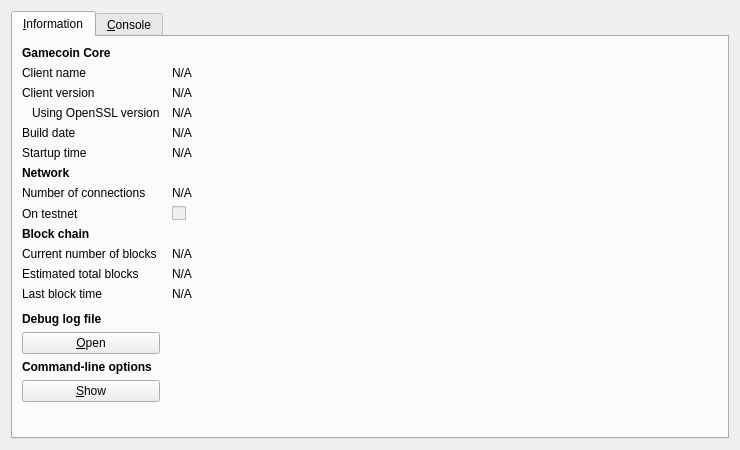
This is src/qt/forms/rpcconsole.ui in GhostLion/GameCoin as Qt 5 draws it before an edit. The edited form follows.
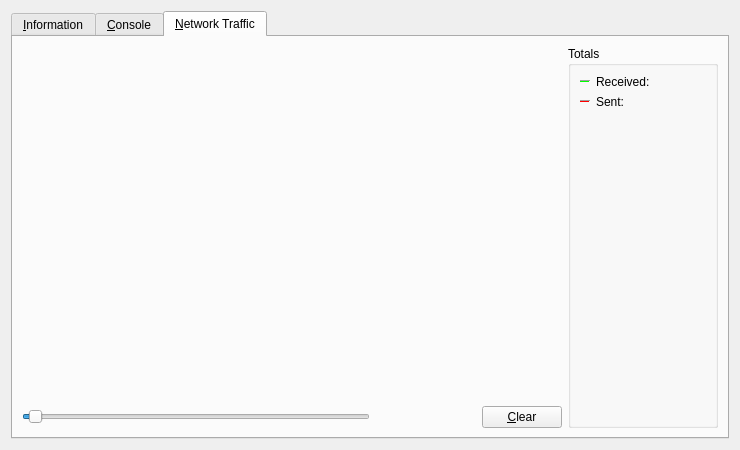
This is the edited form. The open tabs and pages were chosen to show the change. Icons and pictures are not drawn. Custom widgets are drawn as their Qt base class.

The edit to the form file:
```diff
--- a/src/qt/forms/rpcconsole.ui
+++ b/src/qt/forms/rpcconsole.ui
@@ -1,7 +1,7 @@
 <?xml version="1.0" encoding="UTF-8"?>
 <ui version="4.0">
  <class>RPCConsole</class>
- <widget class="QDialog" name="RPCConsole">
+ <widget class="QWidget" name="RPCConsole">
   <property name="geometry">
    <rect>
     <x>0</x>
@@ -36,7 +36,7 @@
           </font>
          </property>
          <property name="text">
-          <string>Gamecoin Core</string>
+          <string>GameCoin Core</string>
          </property>
         </widget>
        </item>
@@ -113,13 +113,39 @@
         </widget>
        </item>
        <item row="4" column="0">
+         <widget class="QLabel" name="label_berkeleyDBVersion">
+           <property name="text">
+             <string>Using BerkeleyDB version</string>
+           </property>
+           <property name="indent">
+             <number>10</number>
+           </property>
+         </widget>
+       </item>
+       <item row="4" column="1">
+         <widget class="QLabel" name="berkeleyDBVersion">
+           <property name="cursor">
+             <cursorShape>IBeamCursor</cursorShape>
+           </property>
+           <property name="text">
+             <string>N/A</string>
+           </property>
+           <property name="textFormat">
+             <enum>Qt::PlainText</enum>
+           </property>
+           <property name="textInteractionFlags">
+             <set>Qt::LinksAccessibleByMouse|Qt::TextSelectableByKeyboard|Qt::TextSelectableByMouse</set>
+           </property>
+         </widget>
+       </item>
+       <item row="5" column="0">
         <widget class="QLabel" name="label_12">
          <property name="text">
           <string>Build date</string>
          </property>
         </widget>
        </item>
-       <item row="4" column="1">
+       <item row="5" column="1">
         <widget class="QLabel" name="buildDate">
          <property name="cursor">
           <cursorShape>IBeamCursor</cursorShape>
@@ -135,14 +161,14 @@
          </property>
         </widget>
        </item>
-       <item row="5" column="0">
+       <item row="6" column="0">
         <widget class="QLabel" name="label_13">
          <property name="text">
           <string>Startup time</string>
          </property>
         </widget>
        </item>
-       <item row="5" column="1">
+       <item row="6" column="1">
         <widget class="QLabel" name="startupTime">
          <property name="cursor">
           <cursorShape>IBeamCursor</cursorShape>
@@ -158,7 +184,7 @@
          </property>
         </widget>
        </item>
-       <item row="6" column="0">
+       <item row="7" column="0">
         <widget class="QLabel" name="label_11">
          <property name="font">
           <font>
@@ -171,14 +197,14 @@
          </property>
         </widget>
        </item>
-       <item row="7" column="0">
+       <item row="8" column="0">
         <widget class="QLabel" name="label_7">
          <property name="text">
           <string>Number of connections</string>
          </property>
         </widget>
        </item>
-       <item row="7" column="1">
+       <item row="8" column="1">
         <widget class="QLabel" name="numberOfConnections">
          <property name="cursor">
           <cursorShape>IBeamCursor</cursorShape>
@@ -194,14 +220,14 @@
          </property>
         </widget>
        </item>
-       <item row="8" column="0">
+       <item row="9" column="0">
         <widget class="QLabel" name="label_8">
          <property name="text">
           <string>On testnet</string>
          </property>
         </widget>
        </item>
-       <item row="8" column="1">
+       <item row="9" column="1">
         <widget class="QCheckBox" name="isTestNet">
          <property name="enabled">
           <bool>false</bool>
@@ -211,7 +237,7 @@
          </property>
         </widget>
        </item>
-       <item row="9" column="0">
+       <item row="10" column="0">
         <widget class="QLabel" name="label_10">
          <property name="font">
           <font>
@@ -224,14 +250,14 @@
          </property>
         </widget>
        </item>
-       <item row="10" column="0">
+       <item row="11" column="0">
         <widget class="QLabel" name="label_3">
          <property name="text">
           <string>Current number of blocks</string>
          </property>
         </widget>
        </item>
-       <item row="10" column="1">
+       <item row="11" column="1">
         <widget class="QLabel" name="numberOfBlocks">
          <property name="cursor">
           <cursorShape>IBeamCursor</cursorShape>
@@ -247,14 +273,14 @@
          </property>
         </widget>
        </item>
-       <item row="11" column="0">
+       <item row="12" column="0">
         <widget class="QLabel" name="label_4">
          <property name="text">
           <string>Estimated total blocks</string>
          </property>
         </widget>
        </item>
-       <item row="11" column="1">
+       <item row="12" column="1">
         <widget class="QLabel" name="totalBlocks">
          <property name="cursor">
           <cursorShape>IBeamCursor</cursorShape>
@@ -270,14 +296,14 @@
          </property>
         </widget>
        </item>
-       <item row="12" column="0">
+       <item row="13" column="0">
         <widget class="QLabel" name="label_2">
          <property name="text">
           <string>Last block time</string>
          </property>
         </widget>
        </item>
-       <item row="12" column="1">
+       <item row="13" column="1">
         <widget class="QLabel" name="lastBlockTime">
          <property name="cursor">
           <cursorShape>IBeamCursor</cursorShape>
@@ -293,7 +319,7 @@
          </property>
         </widget>
        </item>
-       <item row="13" column="0">
+       <item row="14" column="0">
         <spacer name="verticalSpacer_2">
          <property name="orientation">
           <enum>Qt::Vertical</enum>
@@ -306,7 +332,7 @@
          </property>
         </spacer>
        </item>
-       <item row="14" column="0">
+       <item row="15" column="0">
         <widget class="QLabel" name="labelDebugLogfile">
          <property name="font">
           <font>
@@ -319,7 +345,7 @@
          </property>
         </widget>
        </item>
-       <item row="15" column="0">
+       <item row="16" column="0">
         <widget class="QPushButton" name="openDebugLogfileButton">
          <property name="toolTip">
           <string>Open the Gamecoin debug log file from the current data directory. This can take a few seconds for large log files.</string>
@@ -332,7 +358,7 @@
          </property>
         </widget>
        </item>
-       <item row="16" column="0">
+       <item row="17" column="0">
         <widget class="QLabel" name="labelCLOptions">
          <property name="font">
           <font>
@@ -345,7 +371,7 @@
          </property>
         </widget>
        </item>
-       <item row="17" column="0">
+       <item row="18" column="0">
         <widget class="QPushButton" name="showCLOptionsButton">
          <property name="toolTip">
           <string>Show the Gamecoin-Qt help message to get a list with possible Gamecoin command-line options.</string>
@@ -358,7 +384,7 @@
          </property>
         </widget>
        </item>
-       <item row="18" column="0">
+       <item row="19" column="0">
         <spacer name="verticalSpacer">
          <property name="orientation">
           <enum>Qt::Vertical</enum>
@@ -445,10 +471,274 @@
        </item>
       </layout>
      </widget>
+     <widget class="QWidget" name="tab_nettraffic">
+      <attribute name="title">
+       <string>&amp;Network Traffic</string>
+      </attribute>
+      <layout class="QHBoxLayout" name="horizontalLayout_3">
+       <item>
+        <layout class="QVBoxLayout" name="verticalLayout_4">
+         <item>
+          <widget class="TrafficGraphWidget" name="trafficGraph" native="true">
+           <property name="sizePolicy">
+            <sizepolicy hsizetype="Expanding" vsizetype="Expanding">
+             <horstretch>0</horstretch>
+             <verstretch>0</verstretch>
+            </sizepolicy>
+           </property>
+          </widget>
+         </item>
+         <item>
+          <layout class="QHBoxLayout" name="horizontalLayout_2">
+           <item>
+            <widget class="QSlider" name="sldGraphRange">
+             <property name="minimum">
+              <number>1</number>
+             </property>
+             <property name="maximum">
+              <number>288</number>
+             </property>
+             <property name="pageStep">
+              <number>12</number>
+             </property>
+             <property name="value">
+              <number>6</number>
+             </property>
+             <property name="orientation">
+              <enum>Qt::Horizontal</enum>
+             </property>
+            </widget>
+           </item>
+           <item>
+            <widget class="QLabel" name="lblGraphRange">
+             <property name="minimumSize">
+              <size>
+               <width>100</width>
+               <height>0</height>
+              </size>
+             </property>
+             <property name="alignment">
+              <set>Qt::AlignCenter</set>
+             </property>
+            </widget>
+           </item>
+           <item>
+            <widget class="QPushButton" name="btnClearTrafficGraph">
+             <property name="text">
+              <string>&amp;Clear</string>
+             </property>
+             <property name="autoDefault">
+              <bool>false</bool>
+             </property>
+            </widget>
+           </item>
+          </layout>
+         </item>
+        </layout>
+       </item>
+       <item>
+        <layout class="QVBoxLayout" name="verticalLayout">
+         <item>
+          <widget class="QGroupBox" name="groupBox">
+           <property name="title">
+            <string>Totals</string>
+           </property>
+           <layout class="QVBoxLayout" name="verticalLayout_5">
+            <item>
+             <layout class="QHBoxLayout" name="horizontalLayout_4">
+              <item>
+               <widget class="Line" name="line">
+                <property name="sizePolicy">
+                 <sizepolicy hsizetype="Fixed" vsizetype="Fixed">
+                  <horstretch>0</horstretch>
+                  <verstretch>0</verstretch>
+                 </sizepolicy>
+                </property>
+                <property name="minimumSize">
+                 <size>
+                  <width>10</width>
+                  <height>0</height>
+                 </size>
+                </property>
+                <property name="palette">
+                 <palette>
+                  <active>
+                   <colorrole role="Light">
+                    <brush brushstyle="SolidPattern">
+                     <color alpha="255">
+                      <red>0</red>
+                      <green>255</green>
+                      <blue>0</blue>
+                     </color>
+                    </brush>
+                   </colorrole>
+                  </active>
+                  <inactive>
+                   <colorrole role="Light">
+                    <brush brushstyle="SolidPattern">
+                     <color alpha="255">
+                      <red>0</red>
+                      <green>255</green>
+                      <blue>0</blue>
+                     </color>
+                    </brush>
+                   </colorrole>
+                  </inactive>
+                  <disabled>
+                   <colorrole role="Light">
+                    <brush brushstyle="SolidPattern">
+                     <color alpha="255">
+                      <red>0</red>
+                      <green>255</green>
+                      <blue>0</blue>
+                     </color>
+                    </brush>
+                   </colorrole>
+                  </disabled>
+                 </palette>
+                </property>
+                <property name="orientation">
+                 <enum>Qt::Horizontal</enum>
+                </property>
+               </widget>
+              </item>
+              <item>
+               <widget class="QLabel" name="label_16">
+                <property name="text">
+                 <string>Received:</string>
+                </property>
+               </widget>
+              </item>
+              <item>
+               <widget class="QLabel" name="lblBytesIn">
+                <property name="minimumSize">
+                 <size>
+                  <width>50</width>
+                  <height>0</height>
+                 </size>
+                </property>
+                <property name="alignment">
+                 <set>Qt::AlignRight|Qt::AlignTrailing|Qt::AlignVCenter</set>
+                </property>
+               </widget>
+              </item>
+             </layout>
+            </item>
+            <item>
+             <layout class="QHBoxLayout" name="horizontalLayout_5">
+              <item>
+               <widget class="Line" name="line_2">
+                <property name="sizePolicy">
+                 <sizepolicy hsizetype="Fixed" vsizetype="Fixed">
+                  <horstretch>0</horstretch>
+                  <verstretch>0</verstretch>
+                 </sizepolicy>
+                </property>
+                <property name="minimumSize">
+                 <size>
+                  <width>10</width>
+                  <height>0</height>
+                 </size>
+                </property>
+                <property name="palette">
+                 <palette>
+                  <active>
+                   <colorrole role="Light">
+                    <brush brushstyle="SolidPattern">
+                     <color alpha="255">
+                      <red>255</red>
+                      <green>0</green>
+                      <blue>0</blue>
+                     </color>
+                    </brush>
+                   </colorrole>
+                  </active>
+                  <inactive>
+                   <colorrole role="Light">
+                    <brush brushstyle="SolidPattern">
+                     <color alpha="255">
+                      <red>255</red>
+                      <green>0</green>
+                      <blue>0</blue>
+                     </color>
+                    </brush>
+                   </colorrole>
+                  </inactive>
+                  <disabled>
+                   <colorrole role="Light">
+                    <brush brushstyle="SolidPattern">
+                     <color alpha="255">
+                      <red>255</red>
+                      <green>0</green>
+                      <blue>0</blue>
+                     </color>
+                    </brush>
+                   </colorrole>
+                  </disabled>
+                 </palette>
+                </property>
+                <property name="orientation">
+                 <enum>Qt::Horizontal</enum>
+                </property>
+               </widget>
+              </item>
+              <item>
+               <widget class="QLabel" name="label_17">
+                <property name="text">
+                 <string>Sent:</string>
+                </property>
+               </widget>
+              </item>
+              <item>
+               <widget class="QLabel" name="lblBytesOut">
+                <property name="minimumSize">
+                 <size>
+                  <width>50</width>
+                  <height>0</height>
+                 </size>
+                </property>
+                <property name="alignment">
+                 <set>Qt::AlignRight|Qt::AlignTrailing|Qt::AlignVCenter</set>
+                </property>
+               </widget>
+              </item>
+             </layout>
+            </item>
+            <item>
+             <spacer name="verticalSpacer_4">
+              <property name="orientation">
+               <enum>Qt::Vertical</enum>
+              </property>
+              <property name="sizeHint" stdset="0">
+               <size>
+                <width>20</width>
+                <height>407</height>
+               </size>
+              </property>
+             </spacer>
+            </item>
+           </layout>
+          </widget>
+         </item>
+        </layout>
+       </item>
+      </layout>
+     </widget>
     </widget>
    </item>
   </layout>
  </widget>
+ <customwidgets>
+  <customwidget>
+   <class>TrafficGraphWidget</class>
+   <extends>QWidget</extends>
+   <header>trafficgraphwidget.h</header>
+   <container>1</container>
+   <slots>
+    <slot>clear()</slot>
+   </slots>
+  </customwidget>
+ </customwidgets>
  <resources>
   <include location="../bitcoin.qrc"/>
  </resources>
```
Left out of the diff: 6 changed lines with no effect on the pictures.
